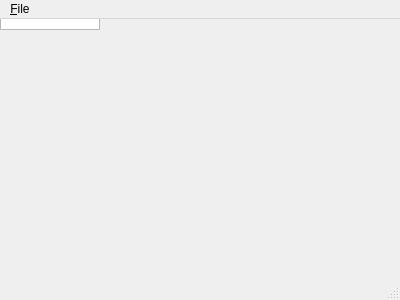
This is floorplanwindow.ui in whitequark/icefloorplan as Qt 5 draws it before an edit. The edited form follows.
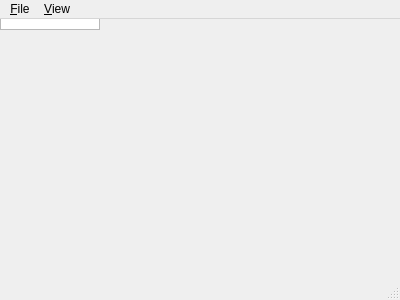
This is the edited form. Custom widgets are drawn as their Qt base class.

Diff of the .ui file:
```diff
--- a/floorplanwindow.ui
+++ b/floorplanwindow.ui
@@ -38,7 +38,14 @@
     <addaction name="separator"/>
     <addaction name="actionQuit"/>
    </widget>
+   <widget class="QMenu" name="menuView">
+    <property name="title">
+     <string>&amp;View</string>
+    </property>
+    <addaction name="actionShowUnusedLogic"/>
+   </widget>
    <addaction name="menuFile"/>
+   <addaction name="menuView"/>
   </widget>
   <widget class="QStatusBar" name="statusBar"/>
   <action name="actionOpen">
```
Left out of the diff: 50 changed lines with no effect on the pictures.
